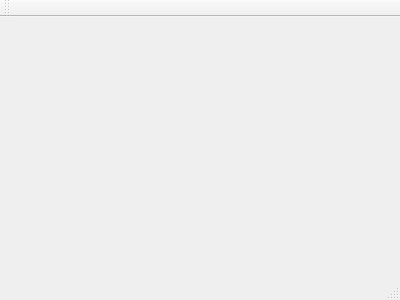
Above: mainwindow.ui from skarahoda/Zpotify before the change. Below: the same form after it.
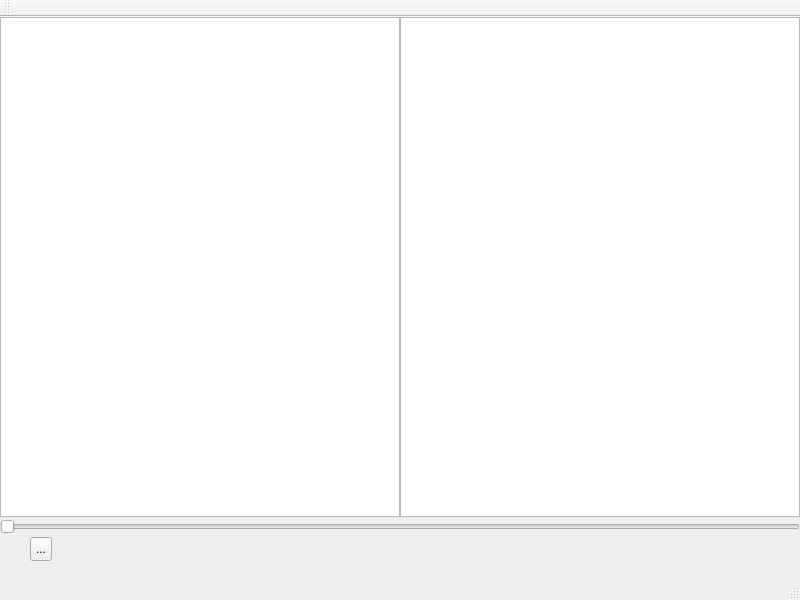
That is the form after the change. Icons and pictures are not drawn.

Diff of the .ui file:
```diff
--- a/mainwindow.ui
+++ b/mainwindow.ui
@@ -1,24 +1,89 @@
 <ui version="4.0">
  <class>MainWindow</class>
- <widget class="QMainWindow" name="MainWindow" >
-  <property name="geometry" >
+ <widget class="QMainWindow" name="MainWindow">
+  <property name="geometry">
    <rect>
     <x>0</x>
     <y>0</y>
-    <width>400</width>
-    <height>300</height>
+    <width>800</width>
+    <height>600</height>
    </rect>
   </property>
   <property name="windowTitle" >
    <string>MainWindow</string>
   </property>
-  <widget class="QMenuBar" name="menuBar" />
-  <widget class="QToolBar" name="mainToolBar" />
-  <widget class="QWidget" name="centralWidget" />
-  <widget class="QStatusBar" name="statusBar" />
+  <widget class="QWidget" name="centralWidget">
+   <widget class="QTreeView" name="fileTree">
+    <property name="geometry">
+     <rect>
+      <x>0</x>
+      <y>0</y>
+      <width>400</width>
+      <height>500</height>
+     </rect>
+    </property>
+   </widget>
+   <widget class="QListView" name="playList">
+    <property name="geometry">
+     <rect>
+      <x>400</x>
+      <y>0</y>
+      <width>400</width>
+      <height>500</height>
+     </rect>
+    </property>
+   </widget>
+   <widget class="QSlider" name="seekBar">
+    <property name="geometry">
+     <rect>
+      <x>0</x>
+      <y>500</y>
+      <width>800</width>
+      <height>20</height>
+     </rect>
+    </property>
+    <property name="orientation">
+     <enum>Qt::Horizontal</enum>
+    </property>
+   </widget>
+   <widget class="QToolButton" name="toolButton">
+    <property name="geometry">
+     <rect>
+      <x>30</x>
+      <y>520</y>
+      <width>22</width>
+      <height>24</height>
+     </rect>
+    </property>
+    <property name="text">
+     <string>...</string>
+    </property>
+    <property name="icon">
+     <iconset theme="Media-Stop"/>
+    </property>
+   </widget>
+  </widget>
+  <widget class="QMenuBar" name="menuBar">
+   <property name="geometry">
+    <rect>
+     <x>0</x>
+     <y>0</y>
+     <width>800</width>
+     <height>24</height>
+    </rect>
+   </property>
+  </widget>
+  <widget class="QToolBar" name="mainToolBar">
+   <attribute name="toolBarArea">
+    <enum>TopToolBarArea</enum>
+   </attribute>
+   <attribute name="toolBarBreak">
+    <bool>false</bool>
+   </attribute>
+  </widget>
+  <widget class="QStatusBar" name="statusBar"/>
  </widget>
- <layoutDefault spacing="6" margin="11" />
- <pixmapfunction></pixmapfunction>
+ <layoutdefault spacing="6" margin="11"/>
  <resources/>
  <connections/>
 </ui>
```
Left out of the diff: 3 changed lines with no effect on the pictures.
